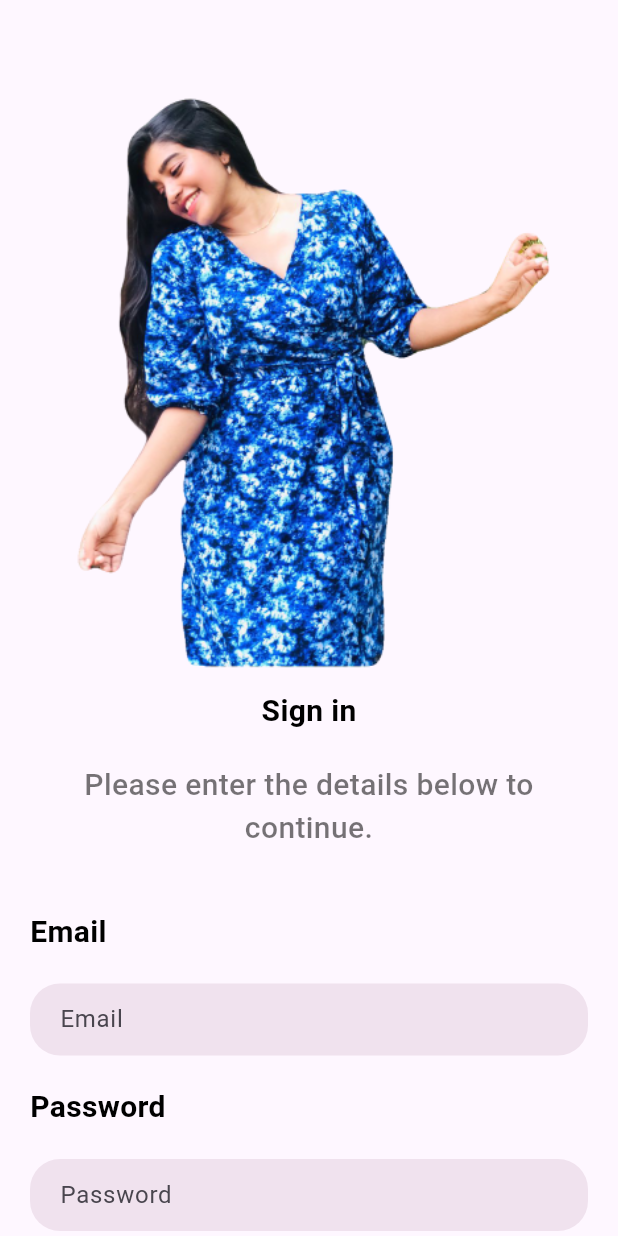
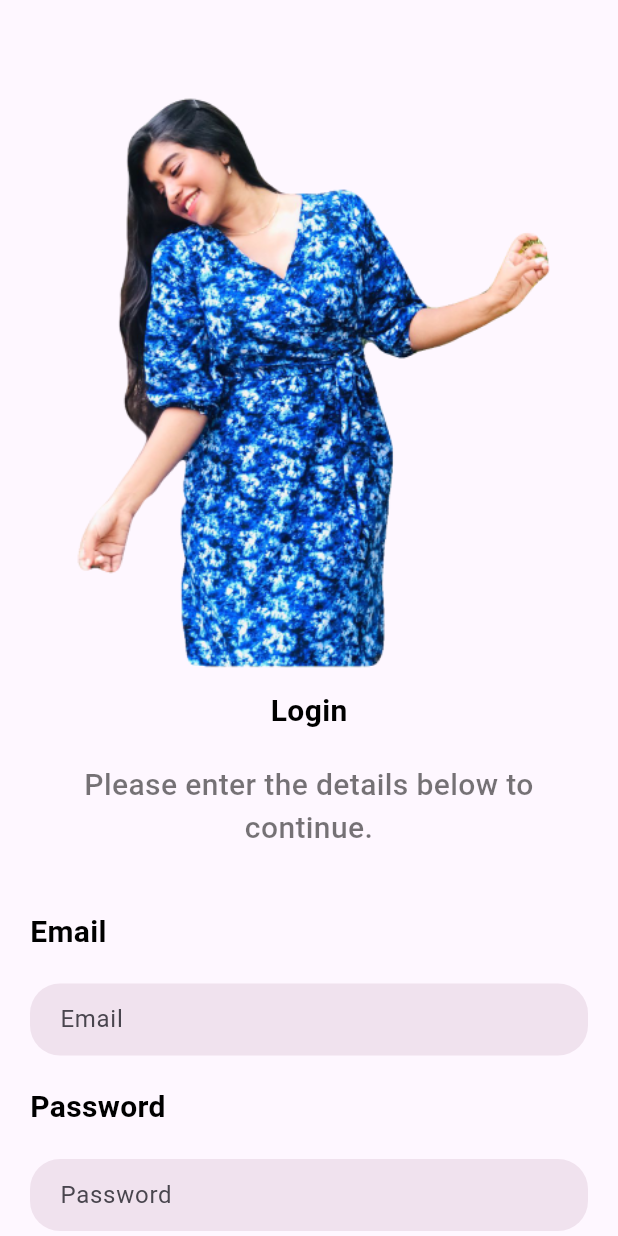
Before and after one commit to Dayani-Hewawasam/e-commerce, a Flutter app: the Login screen opened directly, on a phone screen of 412 x 824 dp. Run offline on Flutter 3.47's test engine with Material 3 defaults, Android fonts, the phone set to English and light mode, and no system bars; our stand-ins replace cached_network_image, cloud_firestore, curved_navigation_bar, firebase_auth, firebase_core, firebase_storage and 3 more; accounts and stored records are empty.

Commit message:
edited
edited

```diff
--- a/sandu_fashion/lib/pages/login.dart
+++ b/sandu_fashion/lib/pages/login.dart
@@ -1,7 +1,7 @@
 import 'package:flutter/material.dart';
 import 'package:sandu_fashion/pages/signup.dart';
 import 'package:sandu_fashion/widget/support_widget.dart';
-import 'package:sandu_fashion/pages/bottomnav.dart'; // Import the file where Bottomnav is defined
+import 'package:sandu_fashion/pages/home.dart'; // Import the Home page
 import 'package:firebase_auth/firebase_auth.dart';
 
 class Login extends StatefulWidget {
@@ -23,9 +23,10 @@ class _LoginState extends State<Login> {
         email: email,
         password: password,
       );
-      Navigator.push(
+      Navigator.pushReplacement(
         context,
-        MaterialPageRoute(builder: (context) => Bottomnav()),
+        MaterialPageRoute(
+            builder: (context) => Home()), // Navigate to Home after login
       );
     } on FirebaseAuthException catch (e) {
       String errorMessage;
@@ -62,7 +63,7 @@ class _LoginState extends State<Login> {
                 Image.asset("images/hero2.png", width: 400.0),
                 Center(
                   child: Text(
-                    "Sign in",
+                    "Login",
                     style: AppWidget.semiBoldTextFeildStyle(),
                   ),
                 ),
```
